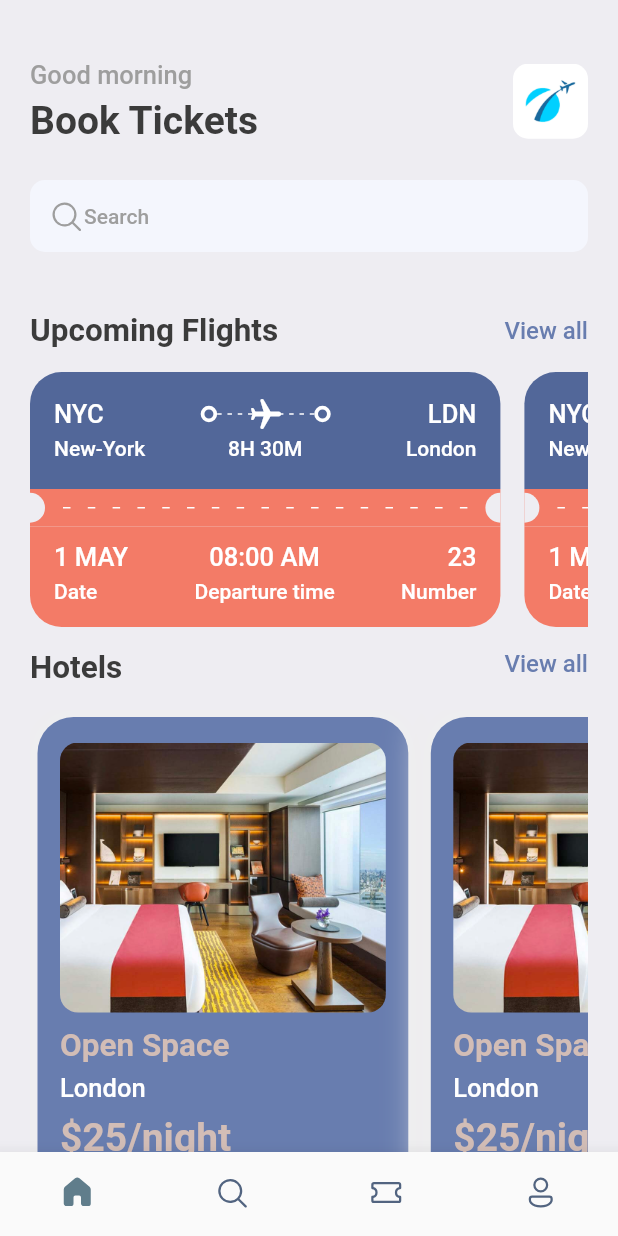
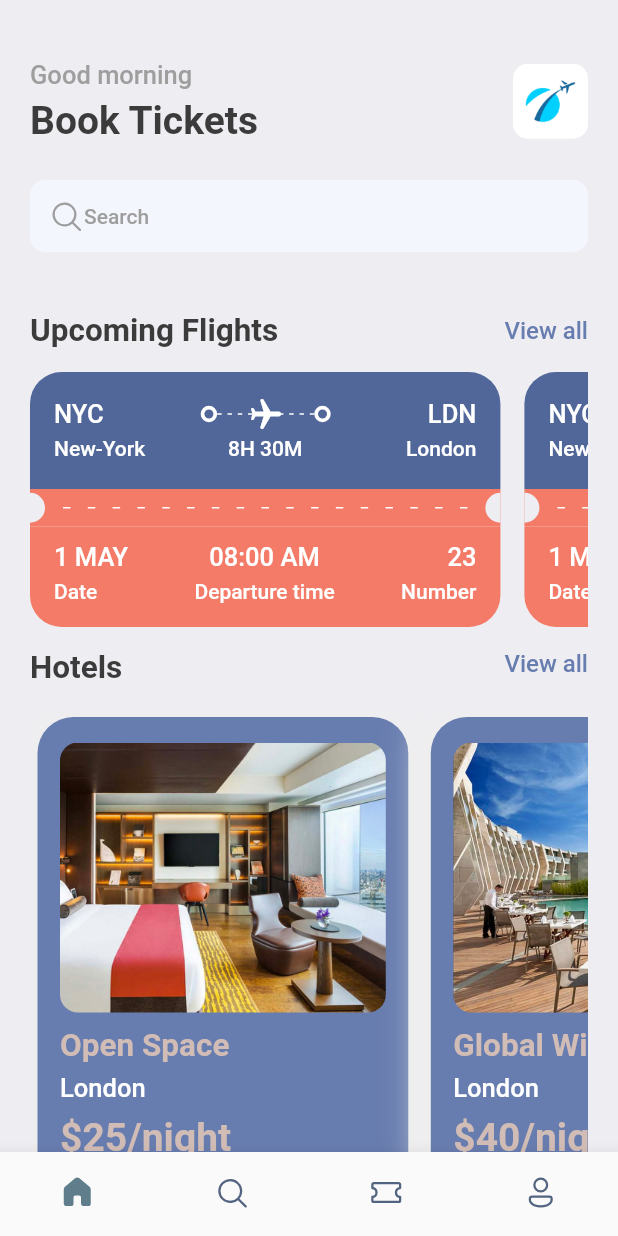
Before and after one commit to fhgaha/BookTicketsApp, a Flutter app: the screen it shows after launch, on a phone screen of 412 x 824 dp. Run offline on Flutter 3.47's test engine with Material 2 defaults, Android fonts, the phone set to English and light mode, and no system bars; our stand-ins replace fluentui_icons, gap.

Commit message:
hotels dynmic data

```diff
--- a/lib/screens/home_screen.dart
+++ b/lib/screens/home_screen.dart
@@ -1,5 +1,6 @@
 import 'package:booktickets/screens/hotel_screen.dart';
 import 'package:booktickets/screens/ticket_view.dart';
+import 'package:booktickets/utils/app_info_list.dart';
 import 'package:booktickets/utils/app_styles.dart';
 import 'package:fluentui_icons/fluentui_icons.dart';
 import 'package:flutter/material.dart';
@@ -128,13 +129,9 @@ class HomeScreen extends StatelessWidget {
           SingleChildScrollView(
             scrollDirection: Axis.horizontal,
             child: Row(
-              children: [
-                HotelScreen(),
-                HotelScreen(),
-                HotelScreen(),
-                HotelScreen(),
-              ],
-            ),
+                children: hotelList
+                    .map((hotel) => HotelScreen(hotel: hotel))
+                    .toList()),
           ),
         ],
       ),
--- a/lib/screens/hotel_screen.dart
+++ b/lib/screens/hotel_screen.dart
@@ -5,10 +5,12 @@ import 'package:flutter/material.dart';
 import 'package:gap/gap.dart';
 
 class HotelScreen extends StatelessWidget {
-  const HotelScreen({super.key});
+  final Map<String, dynamic> hotel;
+  const HotelScreen({super.key, required this.hotel});
 
   @override
   Widget build(BuildContext context) {
+    print(hotel);
     final Size size = AppLayout.getSize(context);
     //colored squared bg
     return Container(
@@ -38,23 +40,23 @@ class HotelScreen extends StatelessWidget {
             decoration: BoxDecoration(
               borderRadius: BorderRadius.circular(12),
               color: Styles.primaryColor,
-              image: const DecorationImage(
+              image: DecorationImage(
                 fit: BoxFit.cover,
-                image: AssetImage("assets/images/one.png"),
+                image: AssetImage("assets/images/${hotel['image']}"),
               ),
             ),
           ),
           const Gap(10),
           Text(
-            "Open Space",
+            "${hotel['place']}",
             style: Styles.headLineStyle2.copyWith(color: Styles.kakiColor),
           ),
           const Gap(5),
-          Text("London",
+          Text("${hotel['destination']}",
               style: Styles.headLineStyle3.copyWith(color: Colors.white)),
           const Gap(8),
           Text(
-            "\$25/night",
+            "\$${hotel['price']}/night",
             style: Styles.headLineStyle1.copyWith(color: Styles.kakiColor),
           ),
         ],
--- /dev/null
+++ b/lib/utils/app_info_list.dart
@@ -0,0 +1,51 @@
+List<Map<String, dynamic>> hotelList = [
+  {
+    'image': 'one.png',
+    'place': 'Open Space',
+    'destination': 'London',
+    'price': 25
+  },
+  {
+    'image': 'two.png',
+    'place': 'Global Will',
+    'destination': 'London',
+    'price': 40
+  },
+  {
+    'image': 'three.png',
+    'place': 'Tallest Building',
+    'destination': 'Dubai',
+    'price': 68
+  },
+];
+
+List<Map<String, dynamic>> ticketList = [
+  {
+    'from': {
+      'code': "NYC",
+      'name': "New-York",
+    },
+    'to': {
+      'code': "LDN",
+      'name': "London",
+    },
+    'flying_time': '8H 30M',
+    'date': "1 MAY",
+    'departure_time': "08:00 AM",
+    "number": 23
+  },
+  {
+    'from': {
+      'code': "DK",
+      'name': "Dhaka",
+    },
+    'to': {
+      'code': "SH",
+      'name': "Shanghai",
+    },
+    'flying_time': '4H 20M',
+    'date': "10 MAY",
+    'departure_time': "09:00 AM",
+    "number": 45
+  },
+];
```
